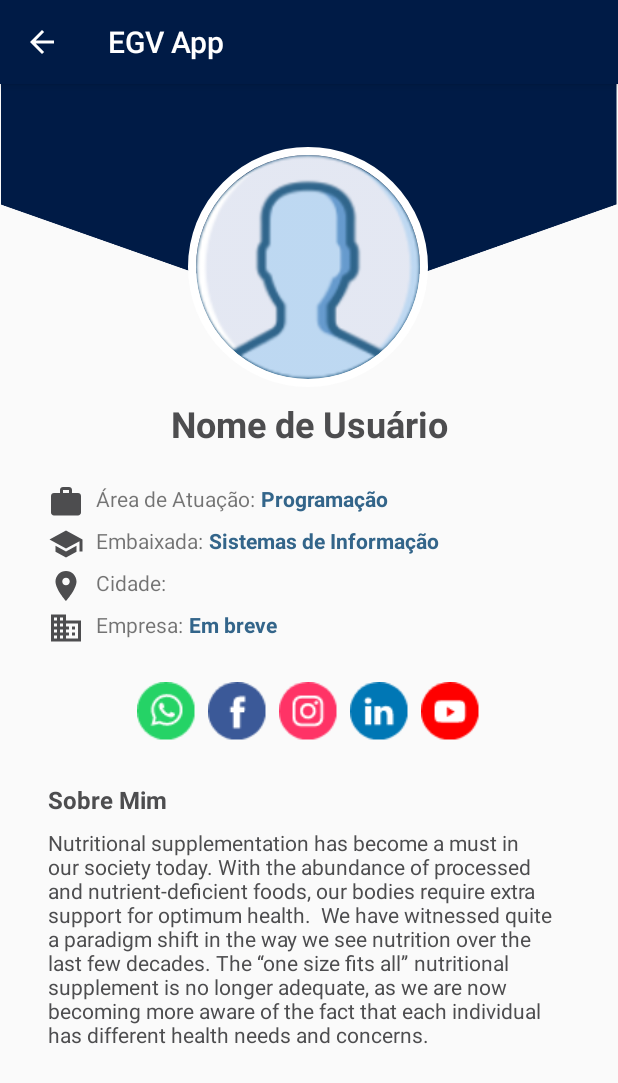
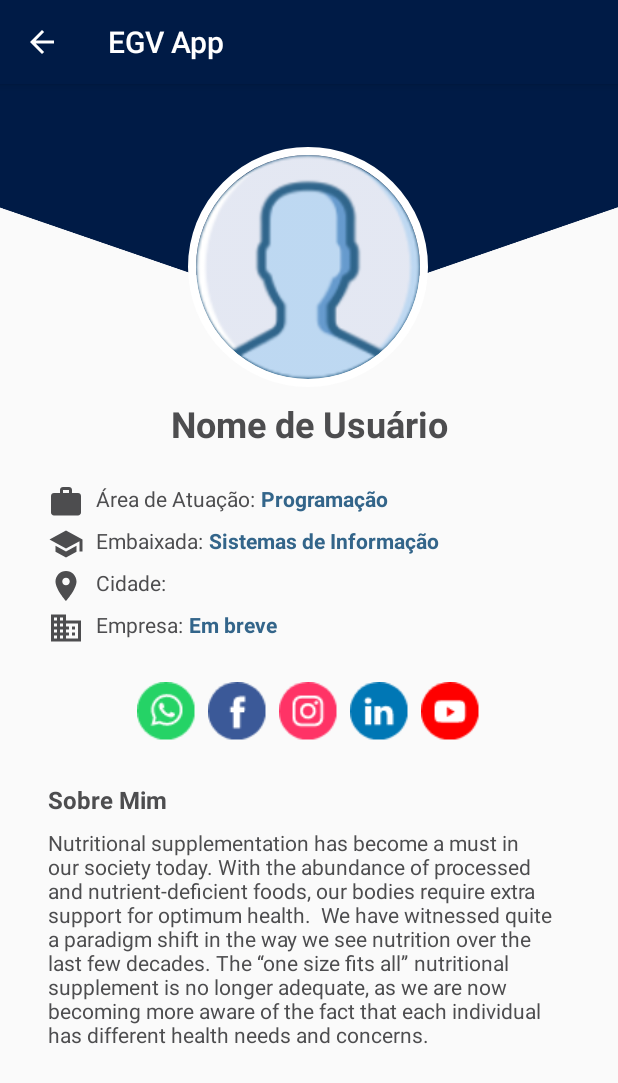
Before and after one commit to fabricioaugusto/embaixadasgv-app-android-kotlin, an Android app: the UserProfileActivity screen opened directly, with no data from a screen before it, on a phone screen of 412 x 824 dp. Shown: the top 1083 px of the screen. Run offline under Robolectric (Android 15) with nearby library versions, the phone set to English and light mode, and no system bars; our stand-ins replace CircleImageView, Firebase (no records; nobody signed in at launch, a user with empty details on screens opened directly); 7 statements that could not run were skipped.

Commit message:
Corrigido imagem bg_profile_user

```diff
--- a/app/src/main/res/layout/activity_user_profile.xml
+++ b/app/src/main/res/layout/activity_user_profile.xml
@@ -5,16 +5,18 @@
         xmlns:app="http://schemas.android.com/apk/res-auto"
         android:layout_width="match_parent"
         android:layout_height="match_parent"
-        tools:context=".activity.UserProfileActivity">
+        tools:context=".activity.UserProfileActivity" android:background="@color/backgroundGrey">
 
-    <androidx.constraintlayout.widget.ConstraintLayout android:layout_width="match_parent" android:layout_height="wrap_content">
+    <androidx.constraintlayout.widget.ConstraintLayout android:layout_width="match_parent"
+                                                       android:layout_height="wrap_content">
         <ImageView
                 android:layout_width="0dp"
-                android:layout_height="wrap_content" app:srcCompat="@drawable/bg_user_profile" android:id="@+id/imageView3"
+                android:layout_height="wrap_content" app:srcCompat="@drawable/bg_user_profile"
+                android:id="@+id/imageView3"
                 android:adjustViewBounds="true"
                 app:layout_constraintTop_toTopOf="parent"
                 app:layout_constraintStart_toStartOf="parent"
-                app:layout_constraintEnd_toEndOf="parent"/>
+                app:layout_constraintEnd_toEndOf="parent" android:scaleType="centerCrop"/>
 
         <de.hdodenhof.circleimageview.CircleImageView
                 xmlns:app="http://schemas.android.com/apk/res-auto"
@@ -42,8 +44,10 @@
                 android:orientation="vertical"
                 android:layout_width="0dp"
                 android:layout_height="wrap_content" android:layout_marginTop="24dp"
-                app:layout_constraintTop_toBottomOf="@+id/txtUserProfileName" app:layout_constraintStart_toStartOf="parent"
-                android:layout_marginLeft="32dp" android:layout_marginStart="32dp" app:layout_constraintEnd_toEndOf="parent"
+                app:layout_constraintTop_toBottomOf="@+id/txtUserProfileName"
+                app:layout_constraintStart_toStartOf="parent"
+                android:layout_marginLeft="32dp" android:layout_marginStart="32dp"
+                app:layout_constraintEnd_toEndOf="parent"
                 android:layout_marginEnd="32dp" android:layout_marginRight="32dp">
             <LinearLayout
                     android:orientation="horizontal"
@@ -53,12 +57,15 @@
                         android:text="Área de Atuação:"
                         android:layout_width="wrap_content"
                         android:layout_height="wrap_content" android:id="@+id/textView8"
-                        android:drawableLeft="@drawable/ic_work_grey" android:drawablePadding="8dp"/>
+                        android:drawableLeft="@drawable/ic_work_grey" android:drawablePadding="8dp"
+                        android:textSize="14sp" android:textColor="@color/colorText"/>
                 <TextView
                         android:text="Programação"
                         android:layout_width="wrap_content"
-                        android:layout_height="wrap_content" android:id="@+id/txtUserProfileOccupation" android:layout_weight="1"
-                        android:textStyle="bold" android:textColor="@color/colorLink" android:layout_marginLeft="4dp"/>
+                        android:layout_height="wrap_content" android:id="@+id/txtUserProfileOccupation"
+                        android:layout_weight="1"
+                        android:textStyle="bold" android:textColor="@color/colorLink" android:layout_marginLeft="4dp"
+                        android:textSize="14sp"/>
             </LinearLayout>
             <LinearLayout
                     android:orientation="horizontal"
@@ -68,12 +75,15 @@
                         android:text="Embaixada:"
                         android:layout_width="wrap_content"
                         android:layout_height="wrap_content" android:id="@+id/textView8"
-                        android:drawableLeft="@drawable/ic_school_grey" android:drawablePadding="8dp"/>
+                        android:drawableLeft="@drawable/ic_school_grey" android:drawablePadding="8dp"
+                        android:textSize="14sp" android:textColor="@color/colorText"/>
                 <TextView
                         android:text="Sistemas de Informação"
                         android:layout_width="wrap_content"
-                        android:layout_height="wrap_content" android:id="@+id/txtUserProfileEmbassy" android:layout_weight="1"
-                        android:textStyle="bold" android:textColor="@color/colorLink" android:layout_marginLeft="4dp"/>
+                        android:layout_height="wrap_content" android:id="@+id/txtUserProfileEmbassy"
+                        android:layout_weight="1"
+                        android:textStyle="bold" android:textColor="@color/colorLink" android:layout_marginLeft="4dp"
+                        android:textSize="14sp"/>
             </LinearLayout>
             <LinearLayout
                     android:orientation="horizontal"
@@ -83,12 +93,15 @@
                         android:text="Cidade:"
                         android:layout_width="wrap_content"
                         android:layout_height="wrap_content" android:id="@+id/textView8"
-                        android:drawableLeft="@drawable/ic_place_grey_dark" android:drawablePadding="8dp"/>
+                        android:drawableLeft="@drawable/ic_place_grey_dark" android:drawablePadding="8dp"
+                        android:textSize="14sp" android:textColor="@color/colorText"/>
                 <TextView
                         android:text="Ipatinga"
                         android:layout_width="wrap_content"
-                        android:layout_height="wrap_content" android:id="@+id/txtUserProfileCity" android:layout_weight="1"
-                        android:textStyle="bold" android:textColor="@color/colorLink" android:layout_marginLeft="4dp"/>
+                        android:layout_height="wrap_content" android:id="@+id/txtUserProfileCity"
+                        android:layout_weight="1"
+                        android:textStyle="bold" android:textColor="@color/colorLink" android:layout_marginLeft="4dp"
+                        android:textSize="14sp"/>
             </LinearLayout>
             <LinearLayout
                     android:orientation="horizontal"
@@ -98,12 +111,14 @@
                         android:text="Empresa:"
                         android:layout_width="wrap_content"
                         android:layout_height="wrap_content" android:id="@+id/textView8"
-                        android:drawableLeft="@drawable/ic_business_grey" android:drawablePadding="8dp"/>
+                        android:drawableLeft="@drawable/ic_business_grey" android:drawablePadding="8dp"
+                        android:textSize="14sp" android:textColor="@color/colorText"/>
                 <TextView
                         android:text="Em breve"
                         android:layout_width="wrap_content"
                         android:layout_height="wrap_content" android:id="@+id/textView9" android:layout_weight="1"
-                        android:textStyle="bold" android:textColor="@color/colorLink" android:layout_marginLeft="4dp"/>
+                        android:textStyle="bold" android:textColor="@color/colorLink" android:layout_marginLeft="4dp"
+                        android:textSize="14sp"/>
             </LinearLayout>
             <LinearLayout
                     android:orientation="horizontal"
@@ -148,8 +163,9 @@
                 <TextView
                         android:text="Nutritional supplementation has become a must in our society today. With the abundance of processed and nutrient-deficient foods, our bodies require extra support for optimum health.  We have witnessed quite a paradigm shift in the way we see nutrition over the last few decades. The “one size fits all” nutritional supplement is no longer adequate, as we are now becoming more aware of the fact that each individual has different health needs and concerns. "
                         android:layout_width="match_parent"
-                        android:layout_height="wrap_content" android:id="@+id/txtUserProfileBiography" android:layout_marginTop="8dp"
-                        android:textColor="@color/colorText"/>
+                        android:layout_height="wrap_content" android:id="@+id/txtUserProfileBiography"
+                        android:layout_marginTop="8dp"
+                        android:textColor="@color/colorText" android:textSize="14sp"/>
             </LinearLayout>
         </LinearLayout>
     </androidx.constraintlayout.widget.ConstraintLayout>
```
Also changed, not shown: app/src/main/res/drawable/bg_user_profile.png.
